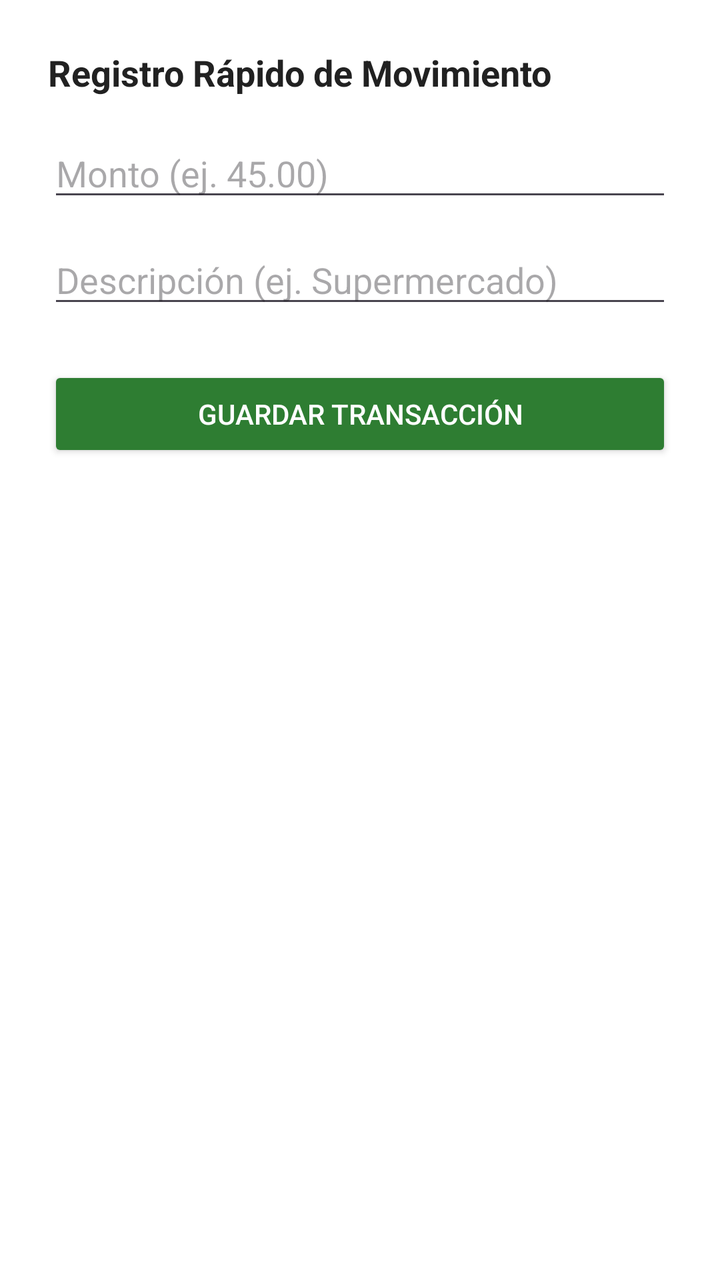
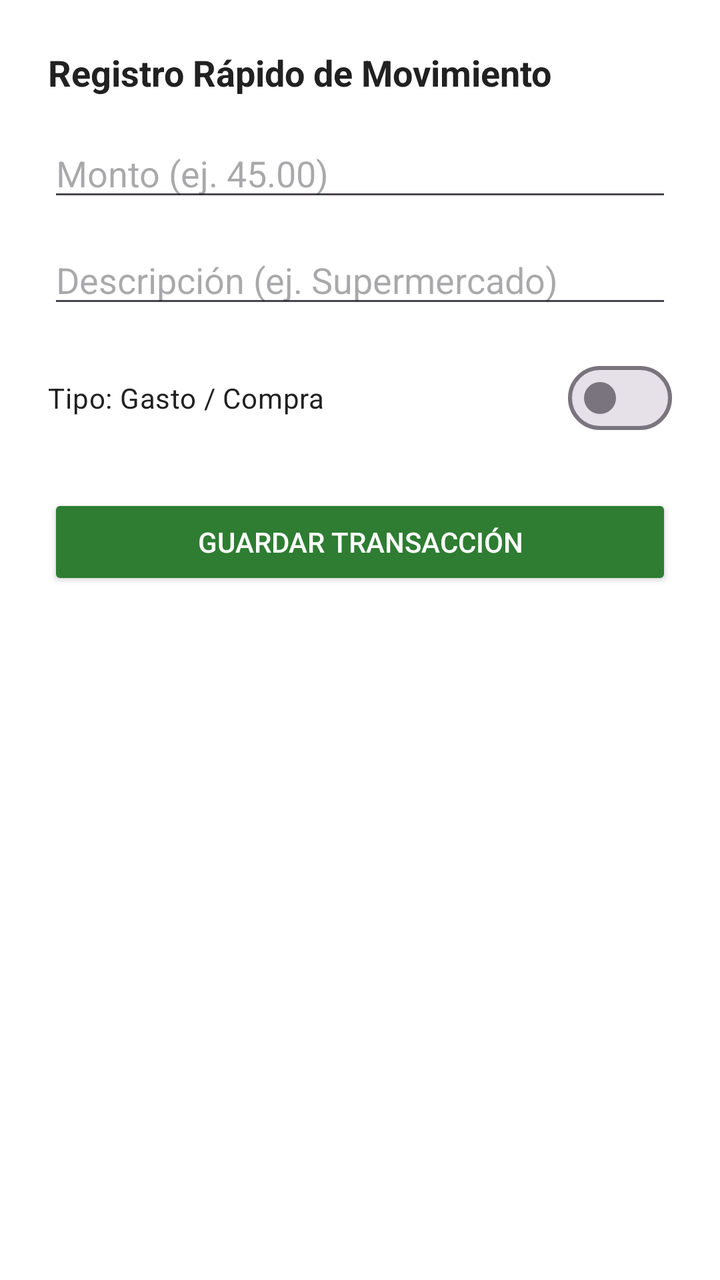

Two renders of the same Android screen: before a commit and after it. Below are the layout's source before the change and the commit's diff.
<!-- AndroidManifest.xml: application theme Theme.WalletApp -->
<!-- res/layout/bottom_sheet_registro.xml -->
<?xml version="1.0" encoding="utf-8"?>
<LinearLayout xmlns:android="http://schemas.android.com/apk/res/android"
    android:layout_width="match_parent"
    android:layout_height="wrap_content"
    android:orientation="vertical"
    android:padding="24dp"
    android:background="@color/card_background">

    <TextView
        android:layout_width="wrap_content"
        android:layout_height="wrap_content"
        android:text="Registro Rápido de Movimiento"
        android:textSize="18sp"
        android:textStyle="bold"
        android:textColor="@color/text_primary"
        android:layout_marginBottom="16dp"/>

    <EditText
        android:id="@+id/et_monto"
        android:layout_width="match_parent"
        android:layout_height="wrap_content"
        android:hint="Monto (ej. 45.00)"
        android:inputType="numberDecimal"
        android:layout_marginBottom="12dp"/>

    <EditText
        android:id="@+id/et_descripcion"
        android:layout_width="match_parent"
        android:layout_height="wrap_content"
        android:hint="Descripción (ej. Supermercado)"
        android:layout_marginBottom="24dp"/>

    <Button
        android:id="@+id/btn_guardar"
        android:layout_width="match_parent"
        android:layout_height="wrap_content"
        android:text="Guardar Transacción"
        android:backgroundTint="@color/primary_emerald"
        android:textColor="@android:color/white"/>

</LinearLayout>
<!-- resources referenced by this layout -->
<resources>
  <color name="card_background">#FFFFFF</color>
  <color name="primary_emerald">#2E7D32</color>
  <color name="text_primary">#212121</color>
  <style name="Theme.WalletApp" parent="Base.Theme.WalletApp" />
  <style name="Base.Theme.WalletApp" parent="Theme.Material3.DayNight.NoActionBar">
          
          
      </style>
</resources>

<!-- the commit's change to res/layout/bottom_sheet_registro.xml (unified diff, before → after) -->
@@ -1,5 +1,6 @@
 <?xml version="1.0" encoding="utf-8"?>
 <LinearLayout xmlns:android="http://schemas.android.com/apk/res/android"
+    xmlns:app="http://schemas.android.com/apk/res-auto"
     android:layout_width="match_parent"
     android:layout_height="wrap_content"
     android:orientation="vertical"
@@ -28,7 +29,16 @@
         android:layout_width="match_parent"
         android:layout_height="wrap_content"
         android:hint="Descripción (ej. Supermercado)"
-        android:layout_marginBottom="24dp"/>
+        android:layout_marginBottom="16dp"/>
+
+    <com.google.android.material.materialswitch.MaterialSwitch
+        android:id="@+id/switch_tipo_movimiento"
+        android:layout_width="match_parent"
+        android:layout_height="wrap_content"
+        android:text="Tipo: Gasto / Compra"
+        android:textSize="14sp"
+        android:textColor="@color/text_primary"
+        android:layout_marginBottom="24dp" />
 
     <Button
         android:id="@+id/btn_guardar"
